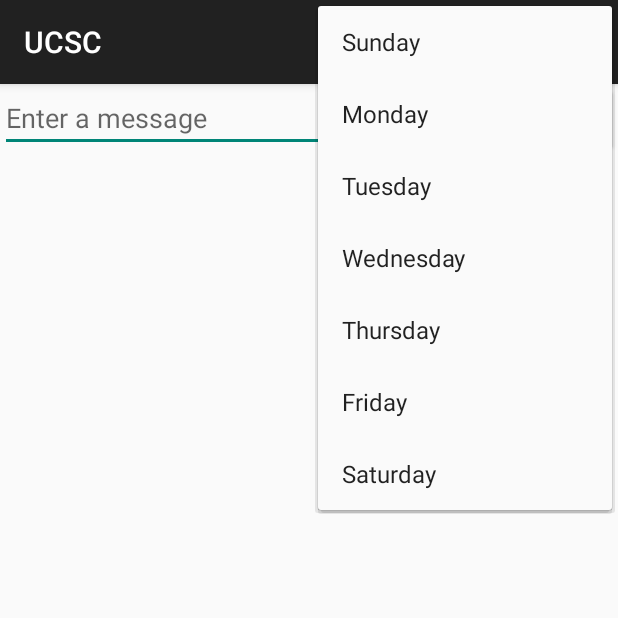
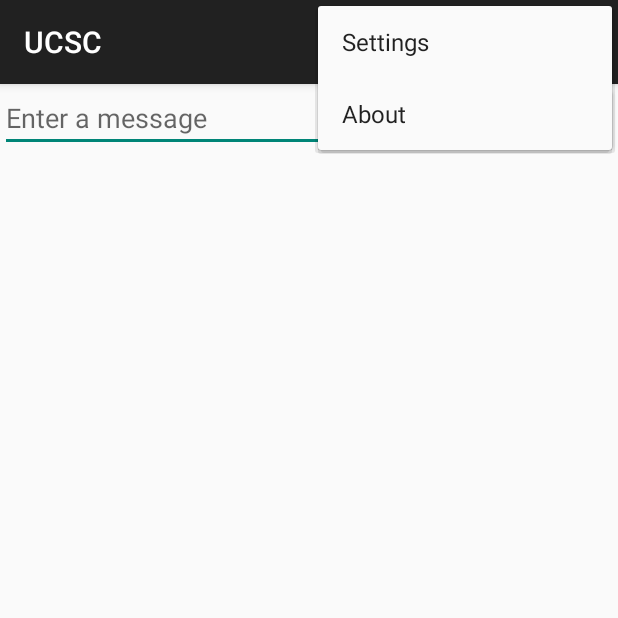
Before and after one commit to ChandlerMoeller/TestAppPleaseIgnore, an Android app: the screen it shows after launch (MainActivity), with the options menu open, on a phone screen of 412 x 824 dp, the top half of it. Run offline under Robolectric (Android 15) with nearby library versions, the phone set to English and light mode, and no system bars.

Commit message:
Changing the General UI to make this into a UCSC app and not just a dining app. Action drawer has Settings and About options.

```diff
--- a/app/src/main/java/com/mycompany/myfirstapp/DisplayMessageActivity.java
+++ b/app/src/main/java/com/mycompany/myfirstapp/DisplayMessageActivity.java
@@ -35,7 +35,7 @@ public class DisplayMessageActivity extends ActionBarActivity {
         int id = item.getItemId();
 
         //noinspection SimplifiableIfStatement
-        if (id == R.id.str_sunday) {
+        if (id == R.id.action_settings) {
             return true;
         }
 
--- a/app/src/main/java/com/mycompany/myfirstapp/MainActivity.java
+++ b/app/src/main/java/com/mycompany/myfirstapp/MainActivity.java
@@ -34,7 +34,7 @@ public class MainActivity extends ActionBarActivity {
         int id = item.getItemId();
 
         //noinspection SimplifiableIfStatement
-        if (id == R.id.str_sunday) {
+        if (id == R.id.action_settings) {
             return true;
         }
 
--- a/app/src/main/res/menu/menu_main.xml
+++ b/app/src/main/res/menu/menu_main.xml
@@ -1,18 +1,8 @@
 <menu xmlns:android="http://schemas.android.com/apk/res/android"
     xmlns:app="http://schemas.android.com/apk/res-auto"
     xmlns:tools="http://schemas.android.com/tools" tools:context=".MainActivity">
-    <item android:id="@+id/str_sunday" android:title="@string/str_sunday"
+    <item android:id="@+id/action_settings" android:title="@string/str_settings"
         android:orderInCategory="100" app:showAsAction="never" />
-    <item android:id="@+id/str_monday" android:title="@string/str_monday"
-        android:orderInCategory="100" app:showAsAction="never" />
-    <item android:id="@+id/str_tuesday" android:title="@string/str_tuesday"
-        android:orderInCategory="100" app:showAsAction="never" />
-    <item android:id="@+id/str_wednesday" android:title="@string/str_wednesday"
-        android:orderInCategory="100" app:showAsAction="never" />
-    <item android:id="@+id/str_thursday" android:title="@string/str_thursday"
-        android:orderInCategory="100" app:showAsAction="never" />
-    <item android:id="@+id/str_friday" android:title="@string/str_friday"
-        android:orderInCategory="100" app:showAsAction="never" />
-    <item android:id="@+id/str_saturday" android:title="@string/str_saturday"
+    <item android:id="@+id/action_about" android:title="@string/str_about"
         android:orderInCategory="100" app:showAsAction="never" />
 </menu>
--- a/app/src/main/res/values/strings.xml
+++ b/app/src/main/res/values/strings.xml
@@ -8,12 +8,8 @@
     <string name="title_activity_display_message">My Message</string>
     <string name="hello_world">Hello world!</string>
 
-    <string name="str_sunday">Sunday</string>
-    <string name="str_monday">Monday</string>
-    <string name="str_tuesday">Tuesday</string>
-    <string name="str_wednesday">Wednesday</string>
-    <string name="str_thursday">Thursday</string>
-    <string name="str_friday">Friday</string>
-    <string name="str_saturday">Saturday</string>
+    //Action Bar Strings
+    <string name="str_settings">Settings</string>
+    <string name="str_about">About</string>
 
 </resources>
```
Also changed, not shown: app/src/main/res/menu/menu_display_message.xml (+2 -12 lines).
